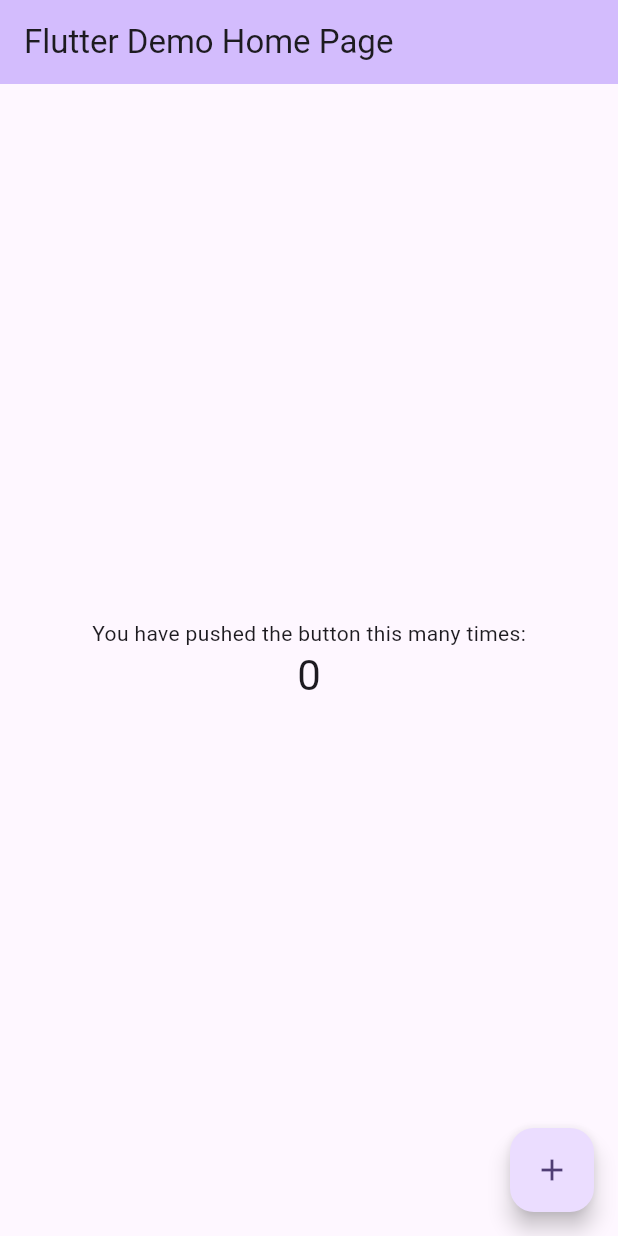
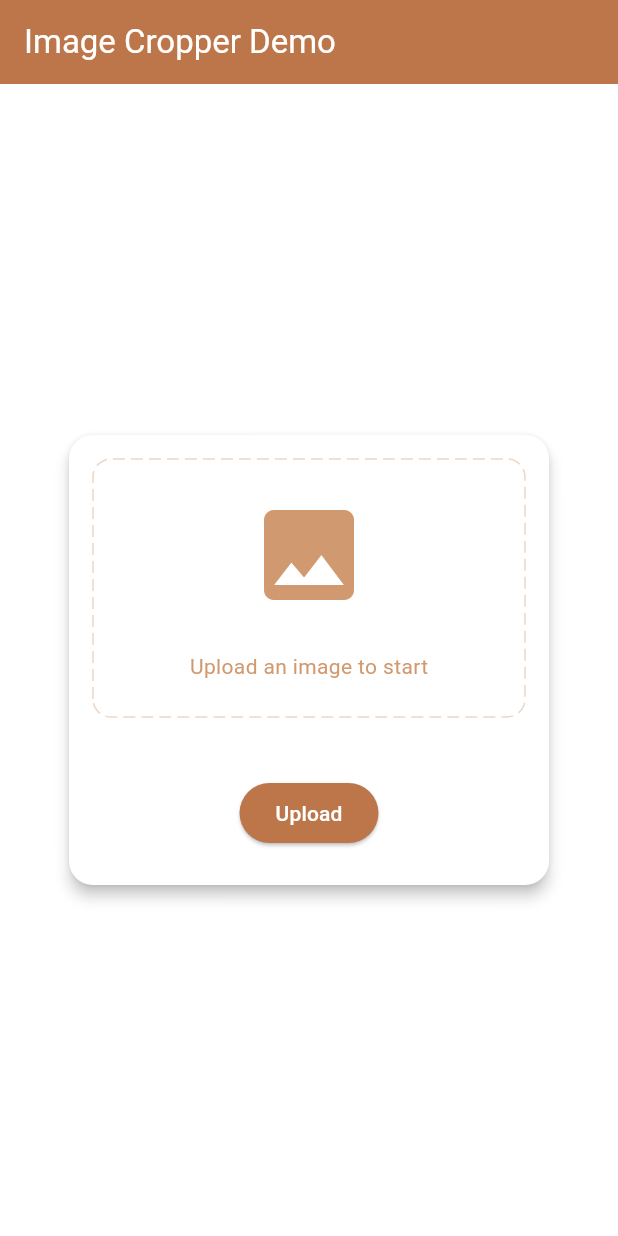
Before and after one commit to jciterceros/desafio_flutter_lista_de_contatos, a Flutter app: the screen it shows after launch, on a phone screen of 412 x 824 dp. Run offline on Flutter 3.47's test engine with Material 3 defaults, Android fonts, the phone set to English and light mode, and no system bars; drawn by our look-alikes of dotted_border; our stand-ins replace image_cropper, image_picker.

```diff
--- a/lib/main.dart
+++ b/lib/main.dart
@@ -1,4 +1,10 @@
+import 'dart:io';
+
+import 'package:dotted_border/dotted_border.dart';
+import 'package:flutter/foundation.dart';
 import 'package:flutter/material.dart';
+import 'package:image_cropper/image_cropper.dart';
+import 'package:image_picker/image_picker.dart';
 
 void main() {
   runApp(const MyApp());
@@ -13,110 +19,329 @@ class MyApp extends StatelessWidget {
     return MaterialApp(
       title: 'Flutter Demo',
       theme: ThemeData(
-        // This is the theme of your application.
-        //
-        // TRY THIS: Try running your application with "flutter run". You'll see
-        // the application has a purple toolbar. Then, without quitting the app,
-        // try changing the seedColor in the colorScheme below to Colors.green
-        // and then invoke "hot reload" (save your changes or press the "hot
-        // reload" button in a Flutter-supported IDE, or press "r" if you used
-        // the command line to start the app).
-        //
-        // Notice that the counter didn't reset back to zero; the application
-        // state is not lost during the reload. To reset the state, use hot
-        // restart instead.
-        //
-        // This works for code too, not just values: Most code changes can be
-        // tested with just a hot reload.
-        colorScheme: ColorScheme.fromSeed(seedColor: Colors.deepPurple),
+        highlightColor: const Color(0xFFD0996F),
+        canvasColor: const Color(0xFFFDF5EC),
+        textTheme: TextTheme(
+          headlineSmall: ThemeData.light().textTheme.headlineSmall!.copyWith(
+            color: const Color(0xFFBC764A),
+          ),
+        ),
+        iconTheme: IconThemeData(color: Colors.grey[600]),
+        appBarTheme: const AppBarTheme(
+          backgroundColor: Color(0xFFBC764A),
+          centerTitle: false,
+          foregroundColor: Colors.white,
+          actionsIconTheme: IconThemeData(color: Colors.white),
+        ),
+        elevatedButtonTheme: ElevatedButtonThemeData(
+          style: ButtonStyle(
+            backgroundColor: WidgetStateColor.resolveWith(
+              (states) => const Color(0xFFBC764A),
+            ),
+            foregroundColor: WidgetStateColor.resolveWith(
+              (states) => Colors.white,
+            ),
+          ),
+        ),
+        outlinedButtonTheme: OutlinedButtonThemeData(
+          style: ButtonStyle(
+            foregroundColor: WidgetStateColor.resolveWith(
+              (states) => const Color(0xFFBC764A),
+            ),
+            side: WidgetStateBorderSide.resolveWith(
+              (states) => const BorderSide(color: Color(0xFFBC764A)),
+            ),
+          ),
+        ),
+        textButtonTheme: TextButtonThemeData(
+          style: ButtonStyle(
+            foregroundColor: WidgetStateColor.resolveWith(
+              (states) => const Color(0xFFBC764A),
+            ),
+          ),
+        ),
+        iconButtonTheme: IconButtonThemeData(
+          style: ButtonStyle(
+            foregroundColor: WidgetStateColor.resolveWith(
+              (states) => const Color(0xFFBC764A),
+            ),
+          ),
+        ),
+        colorScheme: ColorScheme.fromSwatch().copyWith(
+          background: const Color(0xFFFDF5EC),
+          primary: const Color(0xFFD0996F),
+        ),
       ),
-      home: const MyHomePage(title: 'Flutter Demo Home Page'),
+      home: const HomePage(title: 'Image Cropper Demo'),
     );
   }
 }
 
-class MyHomePage extends StatefulWidget {
-  const MyHomePage({super.key, required this.title});
-
-  // This widget is the home page of your application. It is stateful, meaning
-  // that it has a State object (defined below) that contains fields that affect
-  // how it looks.
-
-  // This class is the configuration for the state. It holds the values (in this
-  // case the title) provided by the parent (in this case the App widget) and
-  // used by the build method of the State. Fields in a Widget subclass are
-  // always marked "final".
-
+class HomePage extends StatefulWidget {
   final String title;
 
+  const HomePage({super.key, required this.title});
+
   @override
-  State<MyHomePage> createState() => _MyHomePageState();
+  State<HomePage> createState() => _HomePageState();
 }
 
-class _MyHomePageState extends State<MyHomePage> {
-  int _counter = 0;
-
-  void _incrementCounter() {
-    setState(() {
-      // This call to setState tells the Flutter framework that something has
-      // changed in this State, which causes it to rerun the build method below
-      // so that the display can reflect the updated values. If we changed
-      // _counter without calling setState(), then the build method would not be
-      // called again, and so nothing would appear to happen.
-      _counter++;
-    });
-  }
+class _HomePageState extends State<HomePage> {
+  XFile? _pickedFile;
+  CroppedFile? _croppedFile;
 
   @override
   Widget build(BuildContext context) {
-    // This method is rerun every time setState is called, for instance as done
-    // by the _incrementCounter method above.
-    //
-    // The Flutter framework has been optimized to make rerunning build methods
-    // fast, so that you can just rebuild anything that needs updating rather
-    // than having to individually change instances of widgets.
     return Scaffold(
-      appBar: AppBar(
-        // TRY THIS: Try changing the color here to a specific color (to
-        // Colors.amber, perhaps?) and trigger a hot reload to see the AppBar
-        // change color while the other colors stay the same.
-        backgroundColor: Theme.of(context).colorScheme.inversePrimary,
-        // Here we take the value from the MyHomePage object that was created by
-        // the App.build method, and use it to set our appbar title.
-        title: Text(widget.title),
+      appBar: !kIsWeb ? AppBar(title: Text(widget.title)) : null,
+      body: Column(
+        mainAxisSize: MainAxisSize.max,
+        crossAxisAlignment: CrossAxisAlignment.start,
+        children: [
+          if (kIsWeb)
+            Padding(
+              padding: const EdgeInsets.all(kIsWeb ? 24.0 : 16.0),
+              child: Text(
+                widget.title,
+                style: Theme.of(context).textTheme.displayMedium!.copyWith(
+                  color: Theme.of(context).highlightColor,
+                ),
+              ),
+            ),
+          Expanded(child: _body()),
+        ],
       ),
-      body: Center(
-        // Center is a layout widget. It takes a single child and positions it
-        // in the middle of the parent.
-        child: Column(
-          // Column is also a layout widget. It takes a list of children and
-          // arranges them vertically. By default, it sizes itself to fit its
-          // children horizontally, and tries to be as tall as its parent.
-          //
-          // Column has various properties to control how it sizes itself and
-          // how it positions its children. Here we use mainAxisAlignment to
-          // center the children vertically; the main axis here is the vertical
-          // axis because Columns are vertical (the cross axis would be
-          // horizontal).
-          //
-          // TRY THIS: Invoke "debug painting" (choose the "Toggle Debug Paint"
-          // action in the IDE, or press "p" in the console), to see the
-          // wireframe for each widget.
-          mainAxisAlignment: MainAxisAlignment.center,
-          children: <Widget>[
-            const Text('You have pushed the button this many times:'),
-            Text(
-              '$_counter',
-              style: Theme.of(context).textTheme.headlineMedium,
+    );
+  }
+
+  Widget _body() {
+    if (_croppedFile != null || _pickedFile != null) {
+      return _imageCard();
+    } else {
+      return _uploaderCard();
+    }
+  }
+
+  Widget _imageCard() {
+    return Center(
+      child: Column(
+        mainAxisSize: MainAxisSize.min,
+        crossAxisAlignment: CrossAxisAlignment.center,
+        children: [
+          Padding(
+            padding: const EdgeInsets.symmetric(
+              horizontal: kIsWeb ? 24.0 : 16.0,
             ),
-          ],
+            child: Card(
+              elevation: 4.0,
+              child: Padding(
+                padding: const EdgeInsets.all(kIsWeb ? 24.0 : 16.0),
+                child: _image(),
+              ),
+            ),
+          ),
+          const SizedBox(height: 24.0),
+          _menu(),
+        ],
+      ),
+    );
+  }
+
+  Widget _image() {
+    final screenWidth = MediaQuery.of(context).size.width;
+    final screenHeight = MediaQuery.of(context).size.height;
+    if (_croppedFile != null) {
+      final path = _croppedFile!.path;
+      return ConstrainedBox(
+        constraints: BoxConstraints(
+          maxWidth: 0.8 * screenWidth,
+          maxHeight: 0.7 * screenHeight,
+        ),
+        child: kIsWeb ? Image.network(path) : Image.file(File(path)),
+      );
+    } else if (_pickedFile != null) {
+      final path = _pickedFile!.path;
+      return ConstrainedBox(
+        constraints: BoxConstraints(
+          maxWidth: 0.8 * screenWidth,
+          maxHeight: 0.7 * screenHeight,
+        ),
+        child: kIsWeb ? Image.network(path) : Image.file(File(path)),
+      );
+    } else {
+      return const SizedBox.shrink();
+    }
+  }
+
+  Widget _menu() {
+    return Row(
+      mainAxisSize: MainAxisSize.min,
+      children: [
+        FloatingActionButton(
+          onPressed: () {
+            _clear();
+          },
+          backgroundColor: Colors.redAccent,
+          tooltip: 'Delete',
+          child: const Icon(Icons.delete),
+        ),
+        if (_croppedFile == null)
+          Padding(
+            padding: const EdgeInsets.only(left: 32.0),
+            child: FloatingActionButton(
+              onPressed: () {
+                _cropImage();
+              },
+              backgroundColor: const Color(0xFFBC764A),
+              tooltip: 'Crop',
+              child: const Icon(Icons.crop),
+            ),
+          ),
+      ],
+    );
+  }
+
+  Widget _uploaderCard() {
+    return Center(
+      child: Card(
+        elevation: 4.0,
+        shape: RoundedRectangleBorder(
+          borderRadius: BorderRadius.circular(16.0),
+        ),
+        child: SizedBox(
+          width: kIsWeb ? 380.0 : 320.0,
+          height: 300.0,
+          child: Column(
+            mainAxisSize: MainAxisSize.max,
+            crossAxisAlignment: CrossAxisAlignment.center,
+            mainAxisAlignment: MainAxisAlignment.center,
+            children: [
+              Expanded(
+                child: Padding(
+                  padding: const EdgeInsets.all(16.0),
+                  child: DottedBorder(
+                    radius: const Radius.circular(12.0),
+                    borderType: BorderType.RRect,
+                    dashPattern: const [8, 4],
+                    color: Theme.of(context).highlightColor.withOpacity(0.4),
+                    child: Center(
+                      child: Column(
+                        mainAxisSize: MainAxisSize.min,
+                        crossAxisAlignment: CrossAxisAlignment.center,
+                        children: [
+                          Icon(
+                            Icons.image,
+                            color: Theme.of(context).highlightColor,
+                            size: 80.0,
+                          ),
+                          const SizedBox(height: 24.0),
+                          Text(
+                            'Upload an image to start',
+                            style:
+                                kIsWeb
+                                    ? Theme.of(
+                                      context,
+                                    ).textTheme.headlineSmall!.copyWith(
+                                      color: Theme.of(context).highlightColor,
+                                    )
+                                    : Theme.of(
+                                      context,
+                                    ).textTheme.bodyMedium!.copyWith(
+                                      color: Theme.of(context).highlightColor,
+                                    ),
+                          ),
+                        ],
+                      ),
+                    ),
+                  ),
+                ),
+              ),
+              Padding(
+                padding: const EdgeInsets.symmetric(vertical: 24.0),
+                child: ElevatedButton(
+                  onPressed: () {
+                    _uploadImage();
+                  },
+                  style: ElevatedButton.styleFrom(
+                    foregroundColor: Colors.white,
+                  ),
+                  child: const Text('Upload'),
+                ),
+              ),
+            ],
+          ),
         ),
       ),
-      floatingActionButton: FloatingActionButton(
-        onPressed: _incrementCounter,
-        tooltip: 'Increment',
-        child: const Icon(Icons.add),
-      ), // This trailing comma makes auto-formatting nicer for build methods.
     );
   }
+
+  Future<void> _cropImage() async {
+    if (_pickedFile != null) {
+      final croppedFile = await ImageCropper().cropImage(
+        sourcePath: _pickedFile!.path,
+        compressFormat: ImageCompressFormat.jpg,
+        compressQuality: 100,
+        uiSettings: [
+          AndroidUiSettings(
+            toolbarTitle: 'Cropper',
+            toolbarColor: Colors.deepOrange,
+            toolbarWidgetColor: Colors.white,
+            initAspectRatio: CropAspectRatioPreset.square,
+            lockAspectRatio: false,
+            aspectRatioPresets: [
+              CropAspectRatioPreset.original,
+              CropAspectRatioPreset.square,
+              CropAspectRatioPreset.ratio4x3,
+              CropAspectRatioPresetCustom(),
+            ],
+          ),
+          IOSUiSettings(
+            title: 'Cropper',
+            aspectRatioPresets: [
+              CropAspectRatioPreset.original,
+              CropAspectRatioPreset.square,
+              CropAspectRatioPreset.ratio4x3,
+              CropAspectRatioPresetCustom(),
+            ],
+          ),
+          WebUiSettings(
+            context: context,
+            presentStyle: WebPresentStyle.dialog,
+            size: const CropperSize(width: 520, height: 520),
+          ),
+        ],
+      );
+      if (croppedFile != null) {
+        setState(() {
+          _croppedFile = croppedFile;
+        });
+      }
+    }
+  }
+
+  Future<void> _uploadImage() async {
+    final pickedFile = await ImagePicker().pickImage(
+      source: ImageSource.gallery,
+    );
+    if (pickedFile != null) {
+      setState(() {
+        _pickedFile = pickedFile;
+      });
+    }
+  }
+
+  void _clear() {
+    setState(() {
+      _pickedFile = null;
+      _croppedFile = null;
+    });
+  }
 }
+
+class CropAspectRatioPresetCustom implements CropAspectRatioPresetData {
+  @override
+  (int, int)? get data => (2, 3);
+
+  @override
+  String get name => '2x3 (customized)';
+}
```
Also changed, not shown: assets/translations/en-US.json (added, +46 -0 lines), assets/translations/pt-BR.json (added, +46 -0 lines), pubspec.yaml (+37 -2 lines), assets/SplahScreen.jpg (added), assets/contatosapp.jpg (added), assets/icon/icon.png (added), assets/person.png (added), assets/playstore.png (added), pubspec.lock, 96 other files.
